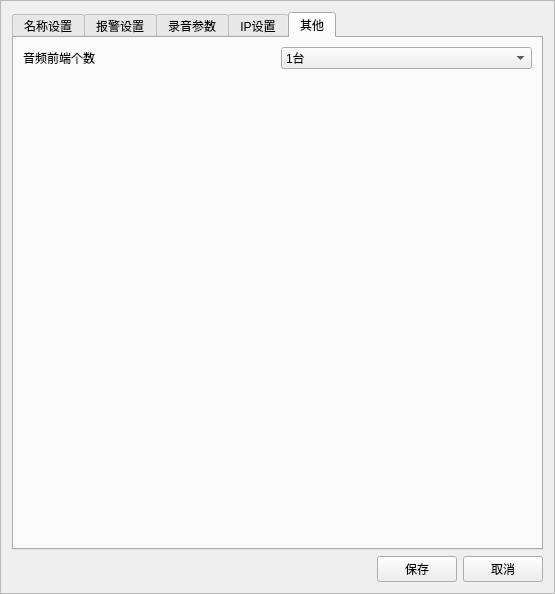
Before: the Qt Designer form UI/popup/globalset.ui in 851896022/full_link_monitoring, drawn with Qt 5.
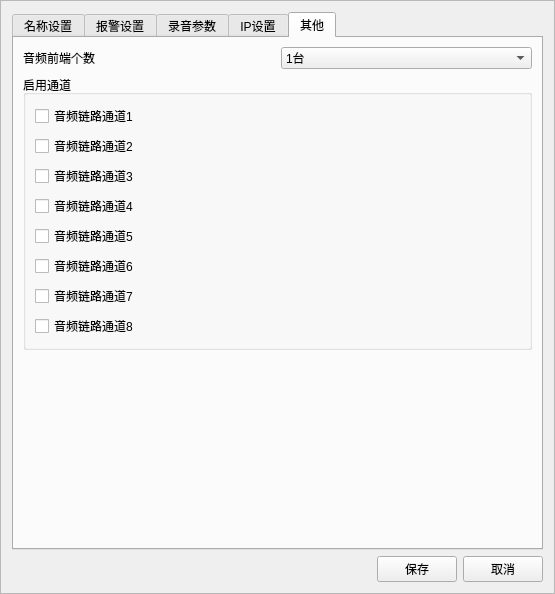
After: the same form once the commit is applied. The open tabs and pages were chosen to show the change. Custom widgets are drawn as their Qt base class.

Patch:
```diff
--- a/UI/popup/globalset.ui
+++ b/UI/popup/globalset.ui
@@ -982,6 +982,19 @@
        <string>其他</string>
       </attribute>
       <layout class="QGridLayout" name="gridLayout_3">
+       <item row="2" column="0" colspan="2">
+        <spacer name="verticalSpacer_3">
+         <property name="orientation">
+          <enum>Qt::Vertical</enum>
+         </property>
+         <property name="sizeHint" stdset="0">
+          <size>
+           <width>313</width>
+           <height>417</height>
+          </size>
+         </property>
+        </spacer>
+       </item>
        <item row="0" column="0">
         <widget class="QLabel" name="label_35">
          <property name="text">
@@ -1004,17 +1017,69 @@
         </widget>
        </item>
        <item row="1" column="0" colspan="2">
-        <spacer name="verticalSpacer_3">
-         <property name="orientation">
-          <enum>Qt::Vertical</enum>
+        <widget class="QGroupBox" name="groupBox_4">
+         <property name="title">
+          <string>启用通道</string>
          </property>
-         <property name="sizeHint" stdset="0">
-          <size>
-           <width>313</width>
-           <height>417</height>
-          </size>
-         </property>
-        </spacer>
+         <layout class="QVBoxLayout" name="verticalLayout_4">
+          <item>
+           <widget class="QCheckBox" name="checkBox_1">
+            <property name="text">
+             <string>音频链路通道1</string>
+            </property>
+           </widget>
+          </item>
+          <item>
+           <widget class="QCheckBox" name="checkBox_2">
+            <property name="text">
+             <string>音频链路通道2</string>
+            </property>
+           </widget>
+          </item>
+          <item>
+           <widget class="QCheckBox" name="checkBox_3">
+            <property name="text">
+             <string>音频链路通道3</string>
+            </property>
+           </widget>
+          </item>
+          <item>
+           <widget class="QCheckBox" name="checkBox_4">
+            <property name="text">
+             <string>音频链路通道4</string>
+            </property>
+           </widget>
+          </item>
+          <item>
+           <widget class="QCheckBox" name="checkBox_5">
+            <property name="text">
+             <string>音频链路通道5</string>
+            </property>
+           </widget>
+          </item>
+          <item>
+           <widget class="QCheckBox" name="checkBox_6">
+            <property name="text">
+             <string>音频链路通道6</string>
+            </property>
+           </widget>
+          </item>
+          <item>
+           <widget class="QCheckBox" name="checkBox_7">
+            <property name="text">
+             <string>音频链路通道7</string>
+            </property>
+           </widget>
+          </item>
+          <item>
+           <widget class="QCheckBox" name="checkBox_8">
+            <property name="text">
+             <string>音频链路通道8</string>
+            </property>
+           </widget>
+          </item>
+         </layout>
+        </widget>
        </item>
       </layout>
      </widget>
```
Left out of the diff: 2 changed lines with no effect on the pictures.
